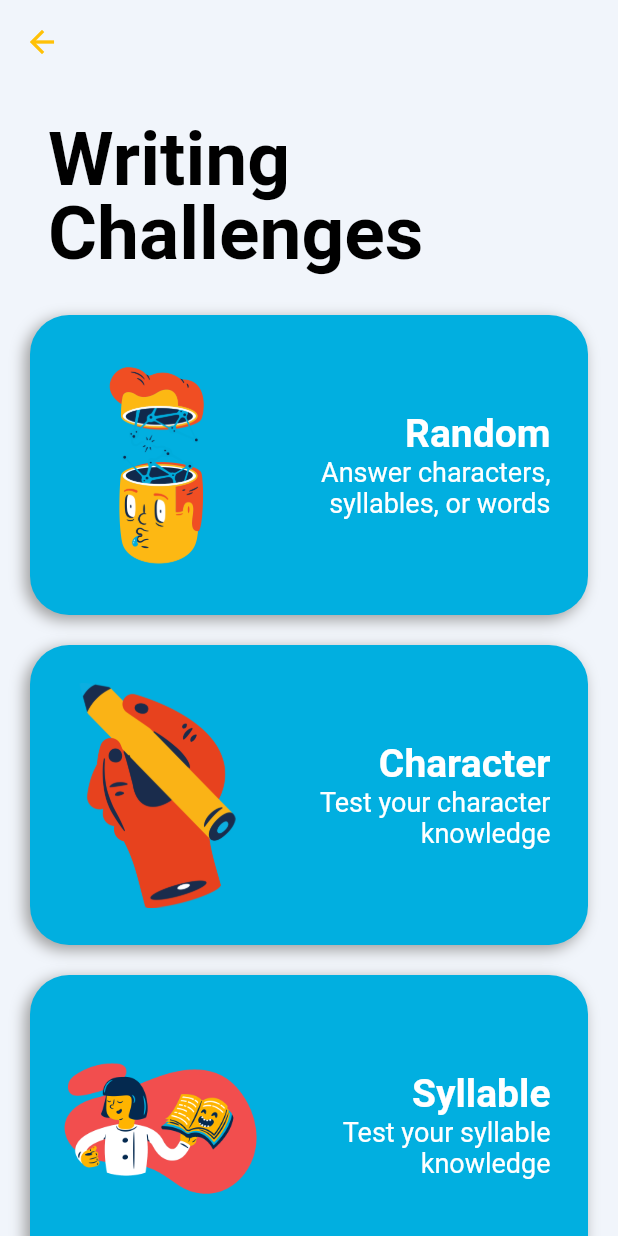
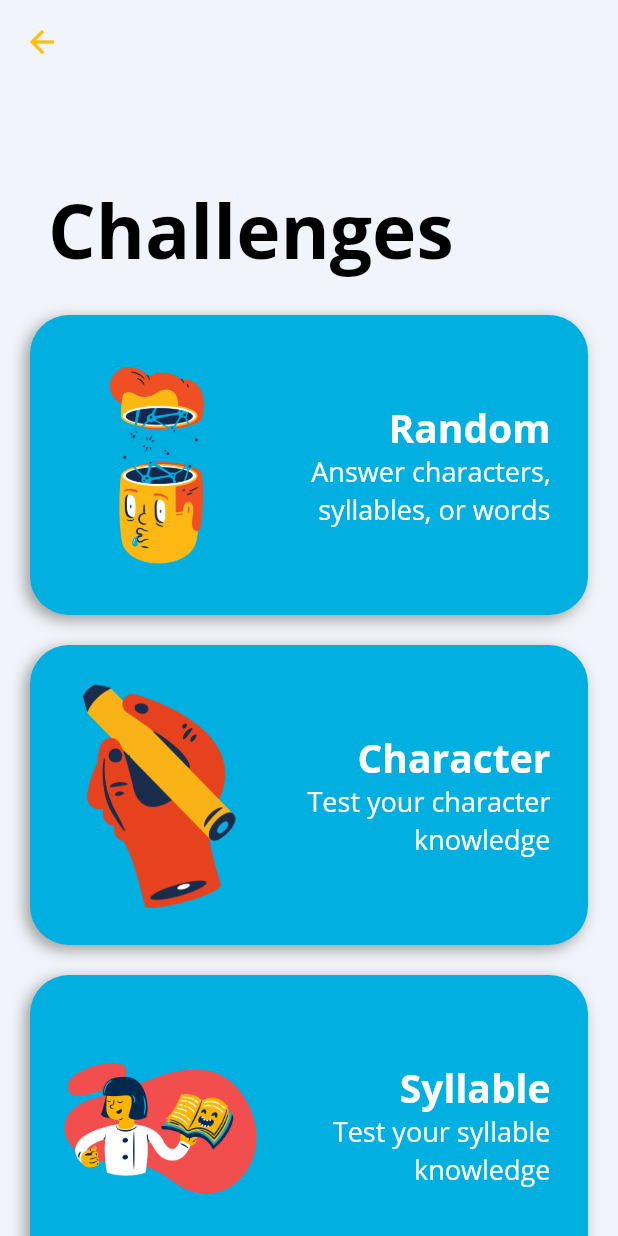
Before and after one commit to CMSC-129B-Projects/Hachingu, a Flutter app: the screen it shows after launch, after a tap on "Train", on a phone screen of 412 x 824 dp. Run offline on Flutter 3.47's test engine with Material 2 defaults, Android fonts, the phone set to English and light mode, and no system bars; our stand-ins replace flutter_local_notifications, flutter_markdown, fluttertoast, shared_preferences; missing offline and left inert: mailer.

Commit message:
changed font-family of Train & Learn Screens

```diff
--- a/lib/Screens/LearnScreen.dart
+++ b/lib/Screens/LearnScreen.dart
@@ -40,6 +40,7 @@ class _LearnScreenState extends State<LearnScreen> {
                     style: TextStyle(
                         color: Theme.of(context).primaryColor,
                         height: 1,
+                        fontFamily: 'Open Sans',
                         fontWeight: FontWeight.bold,
                         fontSize: constraints.maxHeight < 100
                             ? null
--- a/lib/Screens/TrainScreen.dart
+++ b/lib/Screens/TrainScreen.dart
@@ -35,10 +35,11 @@ class _TrainScreenState extends State<TrainScreen> {
             flexibleSpace: LayoutBuilder(
                 builder: (BuildContext context, BoxConstraints constraints) {
               return FlexibleSpaceBar(
-                title: Text("Writing Challenges",
+                title: Text("Challenges",
                     style: TextStyle(
                         color: Theme.of(context).primaryColor,
                         height: 1,
+                        fontFamily: 'Open Sans',
                         fontWeight: FontWeight.bold,
                         fontSize: constraints.maxHeight < 100
                             ? null
--- a/lib/Utils/styles.dart
+++ b/lib/Utils/styles.dart
@@ -72,7 +72,7 @@ abstract class Styles {
   static ThemeData themeData(bool isDarkTheme, BuildContext context) {
     return ThemeData(
       //* Custom Google Font
-      //  fontFamily: Devfest.google_sans_family,
+      fontFamily: 'Open Sans',
       primarySwatch: Colors.red,
       primaryColor: isDarkTheme ? Colors.white : Colors.black,
       accentColor: isDarkTheme ? Color(0xff20212b) : Color(0xfffab316),
```
